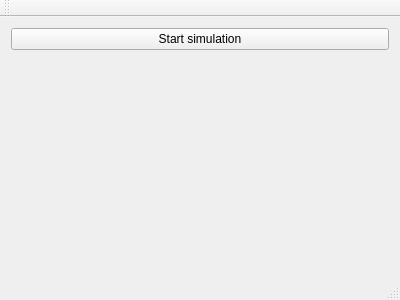
Above: gsim.ui from koalakoker/gSim before the change. Below: the same form after it.
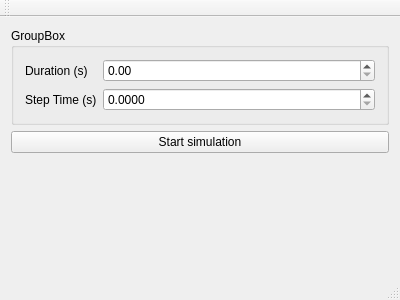
That is the form after the change.

Commit message: Simulation parameters (duration and stepTime) can be modified in run time from the GUI.

Patch:
```diff
--- a/gsim.ui
+++ b/gsim.ui
@@ -15,6 +15,43 @@
   </property>
   <widget class="QWidget" name="centralWidget">
    <layout class="QVBoxLayout" name="verticalLayout">
+    <item>
+     <widget class="QGroupBox" name="groupBox">
+      <property name="title">
+       <string>GroupBox</string>
+      </property>
+      <layout class="QVBoxLayout" name="verticalLayout_2">
+       <item>
+        <layout class="QFormLayout" name="formLayout">
+         <item row="0" column="0">
+          <widget class="QLabel" name="label">
+           <property name="text">
+            <string>Duration (s)</string>
+           </property>
+          </widget>
+         </item>
+         <item row="1" column="0">
+          <widget class="QLabel" name="label_2">
+           <property name="text">
+            <string>Step Time (s)</string>
+           </property>
+          </widget>
+         </item>
+         <item row="0" column="1">
+          <widget class="QDoubleSpinBox" name="duration"/>
+         </item>
+         <item row="1" column="1">
+          <widget class="QDoubleSpinBox" name="stepTime">
+           <property name="decimals">
+            <number>4</number>
+           </property>
+          </widget>
+         </item>
+        </layout>
+       </item>
+      </layout>
+     </widget>
+    </item>
     <item>
      <widget class="QPushButton" name="startSimulation">
       <property name="text">
```
The commit also changes 5 other files.
